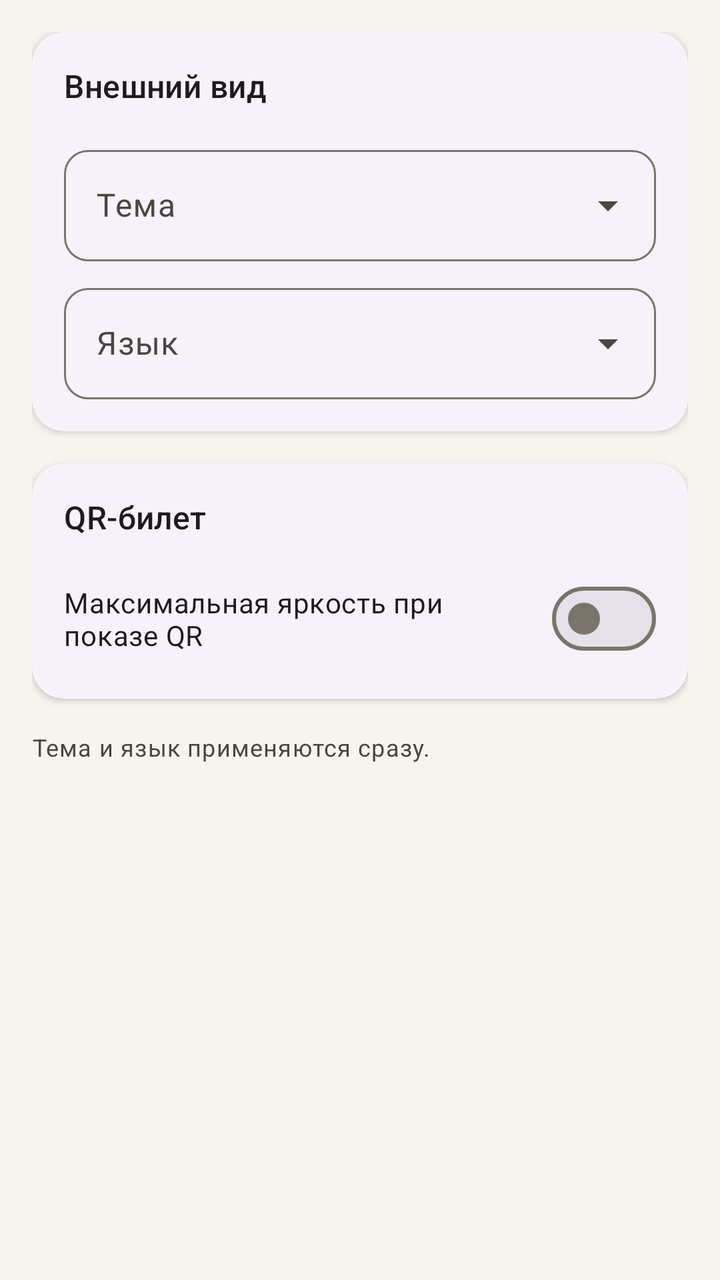
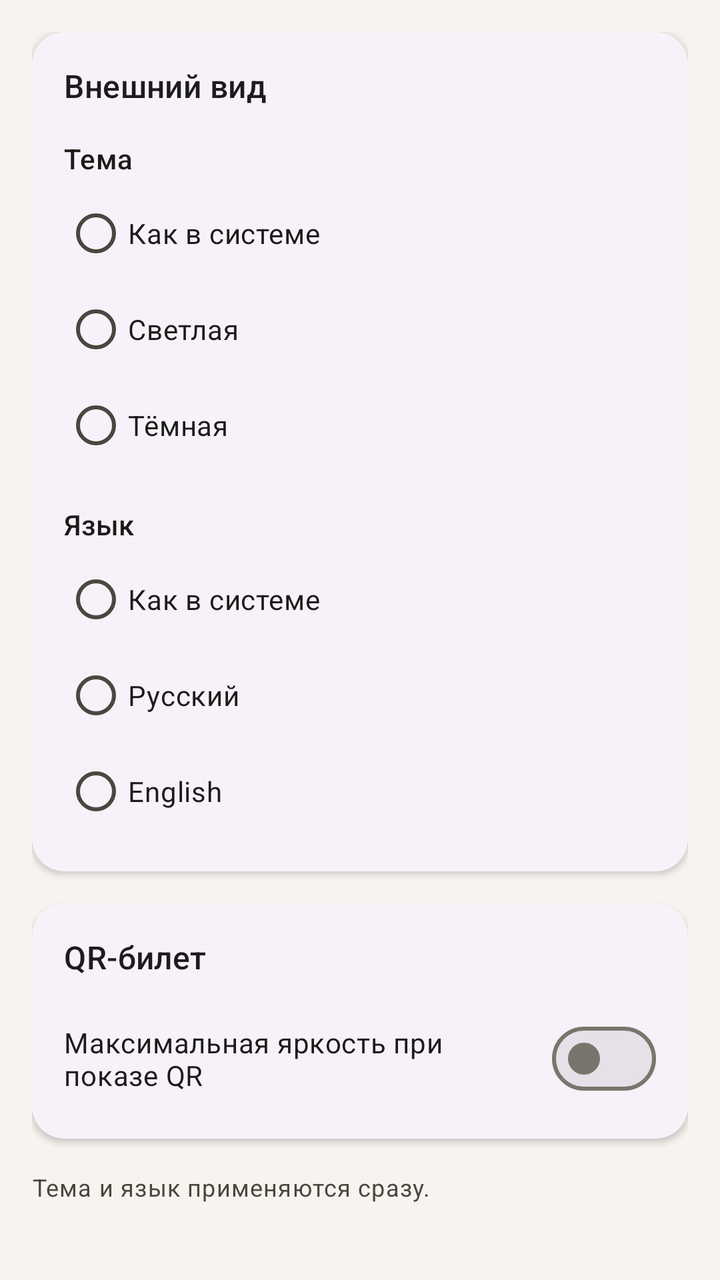

Compare the two renders of this Android layout. The source of the first and the diff that turns it into the second are given below.
<!-- AndroidManifest.xml: application theme Theme.AppLibrary -->
<!-- res/layout/fragment_settings.xml -->
<?xml version="1.0" encoding="utf-8"?>
<ScrollView xmlns:android="http://schemas.android.com/apk/res/android"
    xmlns:app="http://schemas.android.com/apk/res-auto"
    android:layout_width="match_parent"
    android:layout_height="match_parent"
    android:background="?android:attr/colorBackground"
    android:fillViewport="true"
    android:padding="@dimen/spacing_md">

    <LinearLayout
        android:layout_width="match_parent"
        android:layout_height="wrap_content"
        android:orientation="vertical">

        <com.google.android.material.card.MaterialCardView
            style="@style/Widget.AppLibrary.Card"
            android:layout_width="match_parent"
            android:layout_height="wrap_content">

            <LinearLayout
                android:layout_width="match_parent"
                android:layout_height="wrap_content"
                android:orientation="vertical"
                android:padding="@dimen/spacing_md">

                <TextView
                    android:layout_width="wrap_content"
                    android:layout_height="wrap_content"
                    android:text="@string/settings_appearance"
                    android:textAppearance="?attr/textAppearanceTitleMedium" />

                <com.google.android.material.textfield.TextInputLayout
                    android:id="@+id/layout_theme"
                    style="@style/Widget.Material3.TextInputLayout.OutlinedBox.ExposedDropdownMenu"
                    android:layout_width="match_parent"
                    android:layout_height="wrap_content"
                    android:layout_marginTop="@dimen/spacing_md"
                    android:hint="@string/settings_theme">

                    <com.google.android.material.textfield.MaterialAutoCompleteTextView
                        android:id="@+id/dropdown_theme"
                        android:layout_width="match_parent"
                        android:layout_height="wrap_content"
                        android:inputType="none" />
                </com.google.android.material.textfield.TextInputLayout>

                <com.google.android.material.textfield.TextInputLayout
                    android:id="@+id/layout_language"
                    style="@style/Widget.Material3.TextInputLayout.OutlinedBox.ExposedDropdownMenu"
                    android:layout_width="match_parent"
                    android:layout_height="wrap_content"
                    android:layout_marginTop="@dimen/spacing_sm"
                    android:hint="@string/settings_language">

                    <com.google.android.material.textfield.MaterialAutoCompleteTextView
                        android:id="@+id/dropdown_language"
                        android:layout_width="match_parent"
                        android:layout_height="wrap_content"
                        android:inputType="none" />
                </com.google.android.material.textfield.TextInputLayout>
            </LinearLayout>
        </com.google.android.material.card.MaterialCardView>

        <com.google.android.material.card.MaterialCardView
            style="@style/Widget.AppLibrary.Card"
            android:layout_width="match_parent"
            android:layout_height="wrap_content"
            android:layout_marginTop="@dimen/spacing_md">

            <LinearLayout
                android:layout_width="match_parent"
                android:layout_height="wrap_content"
                android:orientation="vertical"
                android:padding="@dimen/spacing_md">

                <TextView
                    android:layout_width="wrap_content"
                    android:layout_height="wrap_content"
                    android:text="@string/settings_qr"
                    android:textAppearance="?attr/textAppearanceTitleMedium" />

                <com.google.android.material.materialswitch.MaterialSwitch
                    android:id="@+id/switch_qr_brightness"
                    android:layout_width="match_parent"
                    android:layout_height="wrap_content"
                    android:layout_marginTop="@dimen/spacing_md"
                    android:text="@string/settings_qr_brightness" />
            </LinearLayout>
        </com.google.android.material.card.MaterialCardView>

        <TextView
            android:layout_width="match_parent"
            android:layout_height="wrap_content"
            android:layout_marginTop="@dimen/spacing_md"
            android:text="@string/settings_apply_hint"
            android:textAppearance="?attr/textAppearanceBodySmall"
            android:textColor="?attr/colorOnSurfaceVariant" />
    </LinearLayout>
</ScrollView>
<!-- resources referenced by this layout -->
<resources>
  <dimen name="spacing_md">16dp</dimen>
  <dimen name="spacing_sm">8dp</dimen>
  <string name="settings_appearance">Внешний вид</string>
  <string name="settings_apply_hint">Тема и язык применяются сразу.</string>
  <string name="settings_language">Язык</string>
  <string name="settings_qr">QR-билет</string>
  <string name="settings_qr_brightness">Максимальная яркость при показе QR</string>
  <string name="settings_theme">Тема</string>
  <style name="Widget.AppLibrary.Card" parent="Widget.Material3.CardView.Elevated">
          <item name="cardCornerRadius">@dimen/card_radius</item>
          <item name="cardElevation">2dp</item>
          <item name="strokeWidth">0dp</item>
      </style>
  <style name="Theme.AppLibrary" parent="Base.Theme.AppLibrary" />
  <dimen name="card_radius">16dp</dimen>
  <color name="library_primary">#1B3A5C</color>
  <color name="library_on_primary">#FFFFFF</color>
  <color name="library_primary_container">#D4E4F7</color>
  <color name="library_on_primary_container">#0A2540</color>
  <color name="library_secondary">#9A7B2F</color>
  <color name="library_on_secondary">#FFFFFF</color>
  <color name="library_secondary_container">#F5E6C8</color>
  <color name="library_on_secondary_container">#3D2F0A</color>
  <color name="library_tertiary">#2D6A4F</color>
  <color name="library_on_tertiary">#FFFFFF</color>
  <color name="library_tertiary_container">#B7E4C7</color>
  <color name="library_on_tertiary_container">#0D3321</color>
  <color name="library_background">#F7F4EF</color>
  <color name="library_on_background">#1C1B1A</color>
  <color name="library_surface">#FFFCF8</color>
  <color name="library_on_surface">#1C1B1A</color>
  <color name="library_surface_variant">#E8E4DD</color>
  <color name="library_on_surface_variant">#4A4640</color>
  <color name="library_outline">#7A756C</color>
  <color name="library_error">#BA1A1A</color>
  <color name="library_on_error">#FFFFFF</color>
  <style name="Widget.AppLibrary.Button" parent="Widget.Material3.Button">
          <item name="cornerRadius">12dp</item>
          <item name="android:minHeight">52dp</item>
      </style>
  <style name="Widget.AppLibrary.TextInputLayout" parent="Widget.Material3.TextInputLayout.OutlinedBox">
          <item name="boxCornerRadiusTopStart">12dp</item>
          <item name="boxCornerRadiusTopEnd">12dp</item>
          <item name="boxCornerRadiusBottomStart">12dp</item>
          <item name="boxCornerRadiusBottomEnd">12dp</item>
      </style>
  <style name="Widget.AppLibrary.BottomNav" parent="Widget.Material3.BottomNavigationView">
          <item name="android:background">?attr/colorSurface</item>
          <item name="elevation">@dimen/bottom_nav_elevation</item>
          <item name="itemActiveIndicatorStyle">@style/Widget.AppLibrary.BottomNav.ActiveIndicator</item>
      </style>
  <dimen name="bottom_nav_elevation">8dp</dimen>
  <style name="Widget.AppLibrary.BottomNav.ActiveIndicator" parent="Widget.Material3.BottomNavigationView.ActiveIndicator">
          <item name="android:color">?attr/colorSecondaryContainer</item>
      </style>
  <!-- unchanged entries left out for length: 1 -->
</resources>

<!-- the commit's change to res/layout/fragment_settings.xml (unified diff, before → after) -->
@@ -1,6 +1,5 @@
 <?xml version="1.0" encoding="utf-8"?>
 <ScrollView xmlns:android="http://schemas.android.com/apk/res/android"
-    xmlns:app="http://schemas.android.com/apk/res-auto"
     android:layout_width="match_parent"
     android:layout_height="match_parent"
     android:background="?android:attr/colorBackground"
@@ -29,35 +28,77 @@
                     android:text="@string/settings_appearance"
                     android:textAppearance="?attr/textAppearanceTitleMedium" />
 
-                <com.google.android.material.textfield.TextInputLayout
-                    android:id="@+id/layout_theme"
-                    style="@style/Widget.Material3.TextInputLayout.OutlinedBox.ExposedDropdownMenu"
+                <TextView
+                    android:layout_width="wrap_content"
+                    android:layout_height="wrap_content"
+                    android:layout_marginTop="@dimen/spacing_md"
+                    android:text="@string/settings_theme"
+                    android:textAppearance="?attr/textAppearanceLabelLarge"
+                    android:textColor="?attr/colorOnSurface" />
+
+                <RadioGroup
+                    android:id="@+id/group_theme"
                     android:layout_width="match_parent"
                     android:layout_height="wrap_content"
-                    android:layout_marginTop="@dimen/spacing_md"
-                    android:hint="@string/settings_theme">
+                    android:layout_marginTop="@dimen/spacing_xs">
 
-                    <com.google.android.material.textfield.MaterialAutoCompleteTextView
-                        android:id="@+id/dropdown_theme"
+                    <com.google.android.material.radiobutton.MaterialRadioButton
+                        android:id="@+id/radio_theme_system"
                         android:layout_width="match_parent"
                         android:layout_height="wrap_content"
-                        android:inputType="none" />
-                </com.google.android.material.textfield.TextInputLayout>
+                        android:text="@string/settings_theme_system"
+                        android:textColor="?attr/colorOnSurface" />
 
-                <com.google.android.material.textfield.TextInputLayout
-                    android:id="@+id/layout_language"
-                    style="@style/Widget.Material3.TextInputLayout.OutlinedBox.ExposedDropdownMenu"
+                    <com.google.android.material.radiobutton.MaterialRadioButton
+                        android:id="@+id/radio_theme_light"
+                        android:layout_width="match_parent"
+                        android:layout_height="wrap_content"
+                        android:text="@string/settings_theme_light"
+                        android:textColor="?attr/colorOnSurface" />
+
+                    <com.google.android.material.radiobutton.MaterialRadioButton
+                        android:id="@+id/radio_theme_dark"
+                        android:layout_width="match_parent"
+                        android:layout_height="wrap_content"
+                        android:text="@string/settings_theme_dark"
+                        android:textColor="?attr/colorOnSurface" />
+                </RadioGroup>
+
+                <TextView
+                    android:layout_width="wrap_content"
+                    android:layout_height="wrap_content"
+                    android:layout_marginTop="@dimen/spacing_md"
+                    android:text="@string/settings_language"
+                    android:textAppearance="?attr/textAppearanceLabelLarge"
+                    android:textColor="?attr/colorOnSurface" />
+
+                <RadioGroup
+                    android:id="@+id/group_language"
                     android:layout_width="match_parent"
                     android:layout_height="wrap_content"
-                    android:layout_marginTop="@dimen/spacing_sm"
-                    android:hint="@string/settings_language">
+                    android:layout_marginTop="@dimen/spacing_xs">
 
-                    <com.google.android.material.textfield.MaterialAutoCompleteTextView
-                        android:id="@+id/dropdown_language"
+                    <com.google.android.material.radiobutton.MaterialRadioButton
+                        android:id="@+id/radio_lang_system"
                         android:layout_width="match_parent"
                         android:layout_height="wrap_content"
-                        android:inputType="none" />
-                </com.google.android.material.textfield.TextInputLayout>
+                        android:text="@string/settings_lang_system"
+                        android:textColor="?attr/colorOnSurface" />
+
+                    <com.google.android.material.radiobutton.MaterialRadioButton
+                        android:id="@+id/radio_lang_ru"
+                        android:layout_width="match_parent"
+                        android:layout_height="wrap_content"
+                        android:text="@string/settings_lang_ru"
+                        android:textColor="?attr/colorOnSurface" />
+
+                    <com.google.android.material.radiobutton.MaterialRadioButton
+                        android:id="@+id/radio_lang_en"
+                        android:layout_width="match_parent"
+                        android:layout_height="wrap_content"
+                        android:text="@string/settings_lang_en"
+                        android:textColor="?attr/colorOnSurface" />
+                </RadioGroup>
             </LinearLayout>
         </com.google.android.material.card.MaterialCardView>
 
@@ -84,7 +125,8 @@
                     android:layout_width="match_parent"
                     android:layout_height="wrap_content"
                     android:layout_marginTop="@dimen/spacing_md"
-                    android:text="@string/settings_qr_brightness" />
+                    android:text="@string/settings_qr_brightness"
+                    android:textColor="?attr/colorOnSurface" />
             </LinearLayout>
         </com.google.android.material.card.MaterialCardView>
 
<!-- resource entries referenced after the edit -->
@@ -1,13 +1,19 @@
 <!-- resources referenced by this layout -->
 <resources>
   <dimen name="spacing_md">16dp</dimen>
-  <dimen name="spacing_sm">8dp</dimen>
+  <dimen name="spacing_xs">4dp</dimen>
   <string name="settings_appearance">Внешний вид</string>
   <string name="settings_apply_hint">Тема и язык применяются сразу.</string>
+  <string name="settings_lang_en">English</string>
+  <string name="settings_lang_ru">Русский</string>
+  <string name="settings_lang_system">Как в системе</string>
   <string name="settings_language">Язык</string>
   <string name="settings_qr">QR-билет</string>
   <string name="settings_qr_brightness">Максимальная яркость при показе QR</string>
   <string name="settings_theme">Тема</string>
+  <string name="settings_theme_dark">Тёмная</string>
+  <string name="settings_theme_light">Светлая</string>
+  <string name="settings_theme_system">Как в системе</string>
   <style name="Widget.AppLibrary.Card" parent="Widget.Material3.CardView.Elevated">
           <item name="cardCornerRadius">@dimen/card_radius</item>
           <item name="cardElevation">2dp</item>
